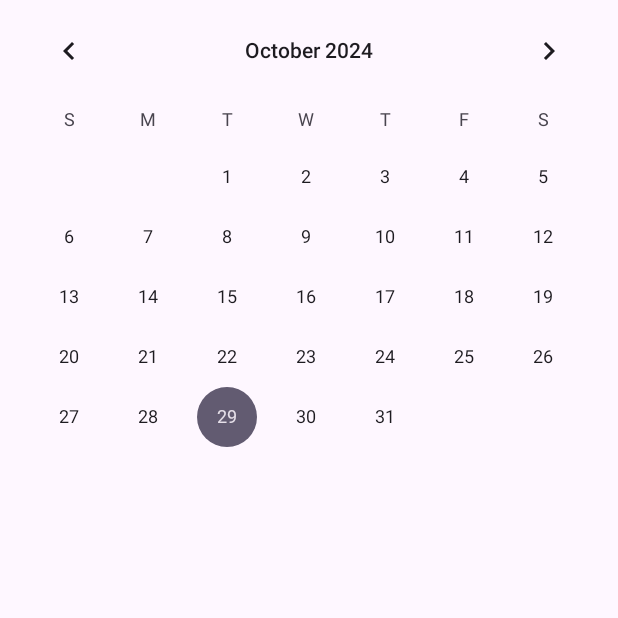
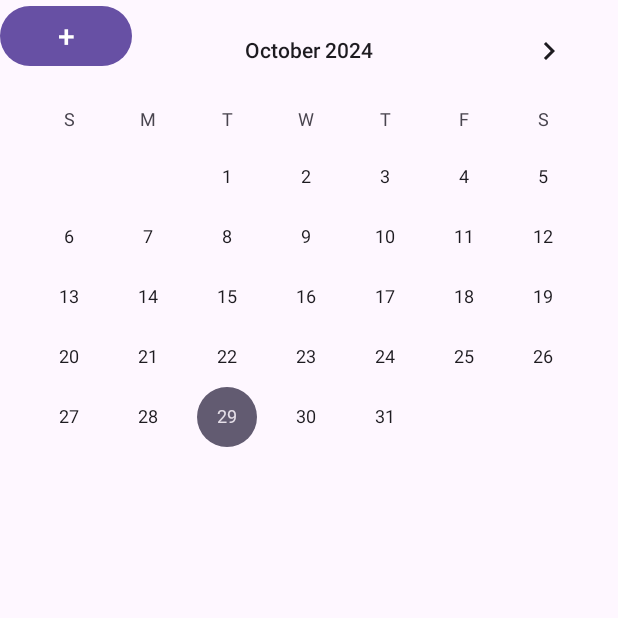
Before and after one commit to YutoFuse/CalendarApp, an Android app: the screen it shows after launch (MainActivity), on a phone screen of 412 x 824 dp, the top half of it. Run offline under Robolectric (Android 15) with nearby library versions, the phone set to English and light mode, and no system bars.

Commit message:
画像を選択する前のボタンだけ一旦作りかけてます。

```diff
--- a/app/src/main/java/com/example/calendarapp/MainActivity.java
+++ b/app/src/main/java/com/example/calendarapp/MainActivity.java
@@ -10,6 +10,9 @@ import androidx.core.view.WindowInsetsCompat;
 
 import androidx.annotation.NonNull;
 import android.widget.CalendarView;
+
+import android.widget.Button;
+import android.view.View;
 
 public class MainActivity extends AppCompatActivity {
 
@@ -33,5 +36,13 @@ public class MainActivity extends AppCompatActivity {
                 // 予定のTodoリストとかにしてもいいんじゃない？
             }
         });
+
+
+        Button btnSelectImage = (Button)findViewById(R.id.buttonSelectImage);
+        btnSelectImage.setOnClickListener(new View.OnClickListener(){
+            public void onClick( View view ){
+
+            }
+        });
     }
 }
--- a/app/src/main/res/layout/activity_main.xml
+++ b/app/src/main/res/layout/activity_main.xml
@@ -12,5 +12,15 @@
         android:layout_width="match_parent"
         android:layout_height="match_parent" />
 
+    <Button
+        android:id="@+id/buttonSelectImage"
+        android:text="+"
+        android:textSize="20sp"
+        android:layout_width="wrap_content"
+        android:layout_height="wrap_content"
+        app:layout_constraintTop_toTopOf="parent"
+        app:layout_constraintLeft_toLeftOf="parent" />
+
+
 
 </androidx.constraintlayout.widget.ConstraintLayout>
```
